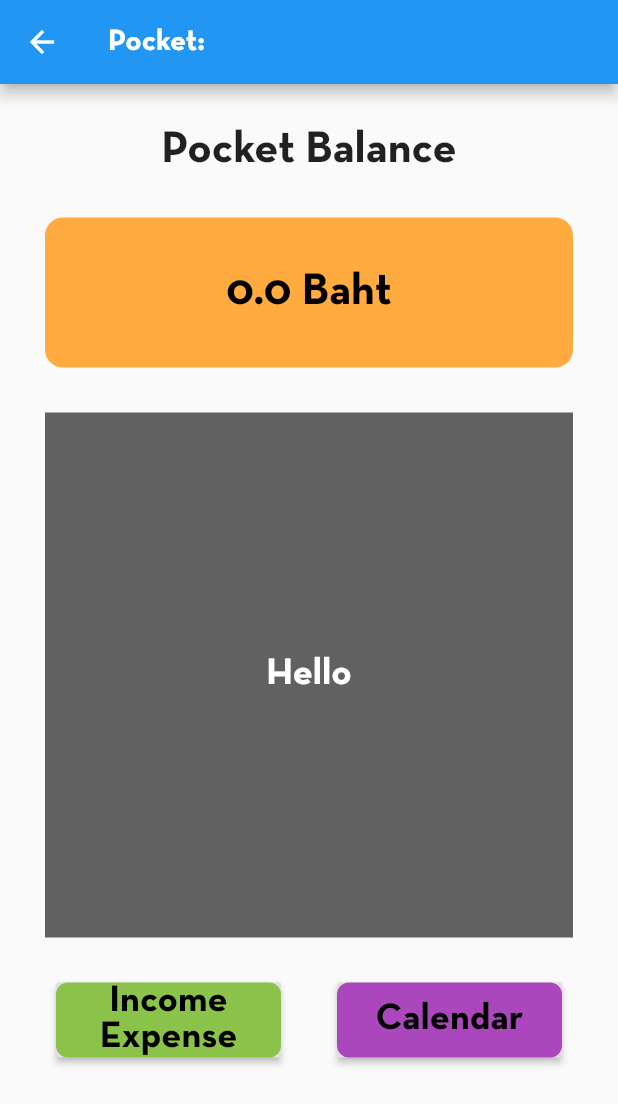
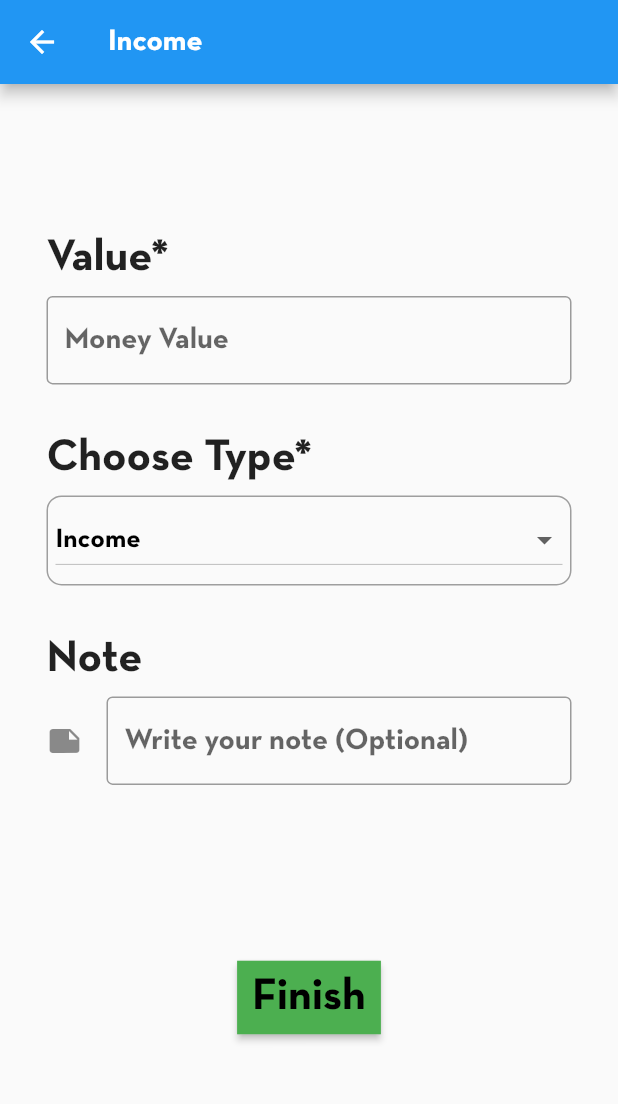
Before and after one commit to SuphasitC/my_ledger_app, a Flutter app: the Interface screen opened directly with empty values, after a tap on an icon or button, on a phone screen of 412 x 824 dp. Shown: the top 1104 px of the screen. Run offline on Flutter 3.47's test engine with Material 2 defaults, Android fonts, the phone set to English and light mode, and no system bars; project files that could hold a hidden picture were left out.

Commit message:
Afterclass commit (14-10-2020)

```diff
--- a/lib/main.dart
+++ b/lib/main.dart
@@ -4,6 +4,8 @@ import 'package:my_ledger_app/presentation/interface.dart';
 import 'package:my_ledger_app/presentation/my_pocket.dart';
 import 'package:my_ledger_app/my_pocket_class.dart';
 import 'package:my_ledger_app/config/routes.dart';
+
+import 'presentation/income_expense.dart';
 
 void main() {
   runApp(MyApp());
@@ -22,6 +24,7 @@ class MyApp extends StatelessWidget {
       ),
       onGenerateRoute: _registerRouteWithParameters,
       // home: MyHomePage(title: 'Flutter Demo Home Page'),
+      // home: Income(),
       home: MyPocket(),
       // home: AddPocketPage(),
       // home: Interface(
@@ -43,5 +46,12 @@ Route _registerRouteWithParameters(RouteSettings settings) {
       return Interface(pocket: pocket);
     });
   }
+  if (settings.name == AppRoutes.incomeExpense) {
+    return MaterialPageRoute(builder: (context) {
+      return Income(
+        pocket: pocket,
+      );
+    });
+  }
   return null;
 }
--- a/lib/presentation/income_expense.dart
+++ b/lib/presentation/income_expense.dart
@@ -0,0 +1,252 @@
+import 'package:flutter/material.dart';
+import 'package:my_ledger_app/my_pocket_class.dart';
+import 'package:my_ledger_app/presentation/drop_down_currencies.dart';
+import '../my_pocket_class.dart';
+import 'drop_down_currencies.dart';
+
+class Income extends StatefulWidget {
+  Pocket pocket;
+  Income({Key key, this.pocket}) : super(key: key);
+
+  @override
+  _IncomeState createState() => _IncomeState();
+}
+
+class _IncomeState extends State<Income> {
+  final moneyFormController = TextEditingController();
+  final myTextController = TextEditingController();
+  double moneyValue;
+  bool validate;
+  String type;
+  Pocket pocket;
+  // final dropDown = DropDownType();
+
+  @override
+  void initState() {
+    super.initState();
+    moneyValue = 0;
+    validate = false;
+    type = 'Income';
+    pocket = widget.pocket;
+  }
+
+  @override
+  void dispose() {
+    myTextController.dispose();
+    super.dispose();
+  }
+
+  @override
+  Widget build(BuildContext context) {
+    return Scaffold(
+      appBar: AppBar(
+        title: Text('Income'),
+      ),
+      resizeToAvoidBottomPadding: false,
+      body: Center(
+        child: Column(
+          mainAxisAlignment: MainAxisAlignment.spaceEvenly,
+          children: <Widget>[
+            Container(
+              width: 350,
+              child: Column(
+                children: [
+                  Align(
+                    alignment: Alignment.centerLeft,
+                    child: Padding(
+                      padding: const EdgeInsets.only(top: 35, bottom: 10),
+                      child: Text(
+                        "Value*",
+                        style: TextStyle(
+                          fontSize: 30,
+                          fontWeight: FontWeight.bold,
+                          // color: Colors.red[400],
+                        ),
+                        // textAlign: TextAlign.left,
+                      ),
+                    ),
+                  ),
+                  TextFormField(
+                    keyboardType: TextInputType.number,
+                    style: TextStyle(fontSize: 20.0, color: Colors.black),
+                    controller: moneyFormController,
+                    onChanged: (text) => {},
+                    decoration: InputDecoration(
+                      border: OutlineInputBorder(
+                          borderSide: BorderSide(color: Colors.teal)),
+                      // icon: Icon(Icons.credit_card),
+                      fillColor: Colors.white,
+                      hintText: 'Money Value',
+                      errorText: validate == true
+                          ? 'Money must not be empty, NaN or minus'
+                          : null,
+                      errorStyle: TextStyle(fontSize: 18),
+                    ),
+                  ),
+                  Align(
+                    alignment: Alignment.centerLeft,
+                    child: Padding(
+                      padding: const EdgeInsets.only(top: 35, bottom: 10),
+                      child: Text(
+                        "Choose Type*",
+                        style: TextStyle(
+                            fontSize: 30, fontWeight: FontWeight.bold),
+                        // textAlign: TextAlign.left,
+                      ),
+                    ),
+                  ),
+                  //Dropdown
+                  Container(
+                    height: 60,
+                    width: 350,
+                    decoration: BoxDecoration(
+                      border: Border.all(
+                        color: Colors.grey,
+                        width: 1,
+                      ),
+                      borderRadius: BorderRadius.all(Radius.circular(10)),
+                    ),
+                    child: Padding(
+                      padding: EdgeInsets.all(5.0),
+                      child: DropdownButton<String>(
+                        isExpanded: true,
+                        value: type,
+                        // icon: Icon(Icons.arrow_downward),
+                        iconSize: 24,
+                        elevation: 16,
+                        style: TextStyle(color: Colors.black),
+                        // underline: Container(
+                        //   height: 1,
+                        //   color: Colors.grey,
+                        // ),
+                        onChanged: (String type) {
+                          setState(() {
+                            this.type = type;
+                          });
+                        },
+                        items: <String>['Income', 'Expense']
+                            .map<DropdownMenuItem<String>>((String value) {
+                          return DropdownMenuItem<String>(
+                            value: value,
+                            child: Text(
+                              value,
+                              style: TextStyle(
+                                  fontSize: 18, fontFamily: 'NeutraText'),
+                              // style: TextStyle(fontSize: 18),
+                            ),
+                          );
+                        }).toList(),
+                      ),
+                    ),
+                  ),
+                  Align(
+                    alignment: Alignment.centerLeft,
+                    child: Padding(
+                      padding: const EdgeInsets.only(top: 35, bottom: 10),
+                      child: Text(
+                        "Note",
+                        style: TextStyle(
+                            fontSize: 30, fontWeight: FontWeight.bold),
+                        // textAlign: TextAlign.left,
+                      ),
+                    ),
+                  ),
+                  TextFormField(
+                    style: TextStyle(fontSize: 20.0, color: Colors.black),
+                    controller: myTextController,
+                    onChanged: (text) => {},
+                    decoration: InputDecoration(
+                      icon: Icon(Icons.note),
+                      border: OutlineInputBorder(
+                          borderSide: BorderSide(color: Colors.teal)),
+                      // icon: Icon(Icons.credit_card),
+                      fillColor: Colors.white,
+                      hintText: 'Write your note (Optional)',
+                      errorText: null,
+                      // validateName == true ? 'Name must not be empty.' : null,
+                      errorStyle: TextStyle(fontSize: 18),
+                      helperStyle: TextStyle(fontSize: 18),
+                    ),
+                  ),
+                ],
+              ),
+            ),
+            Padding(
+              padding: EdgeInsets.only(top: 50),
+              child: RaisedButton(
+                onPressed: () => {
+                  this.setState(() {
+                    moneyFormController.text.isEmpty ||
+                            (double.tryParse(moneyFormController.text) == null)
+                        ? validate = true
+                        : validate = false;
+                  }),
+                  if (!validate)
+                    {
+                      moneyValue = double.parse(moneyFormController.text),
+                      if (type == 'Expense')
+                        {
+                          if (pocket.currentMoney - moneyValue > 0)
+                            {
+                              pocket.currentMoney -= moneyValue,
+                              Navigator.of(context).pop(),
+                            }
+                          else
+                            {
+                              showDialog(
+                                  context: context,
+                                  builder: (BuildContext context) {
+                                    return AlertDialog(
+                                      title: Text("Pocket Balance Error"),
+                                      content: Text(
+                                        "Expense amount > Pocket Balance",
+                                        textAlign: TextAlign.center,
+                                      ),
+                                      actions: <Widget>[
+                                        FlatButton(
+                                          child: Text("OK"),
+                                          onPressed: () => {
+                                            Navigator.of(context).pop(),
+                                          },
+                                        ),
+                                      ],
+                                    );
+                                  })
+                            }
+                        }
+                      else
+                        {
+                          pocket.currentMoney += moneyValue,
+                          Navigator.of(context).pop(),
+                        },
+                    }
+                },
+                textColor: Colors.black,
+                padding: const EdgeInsets.all(0.0),
+                child: Container(
+                  decoration: const BoxDecoration(
+                    color: Colors.green,
+                  ),
+                  padding: const EdgeInsets.all(10.0),
+                  child: const Text('Finish', style: TextStyle(fontSize: 30)),
+                ),
+              ),
+            ),
+            Container(
+              //Money
+              width: 350,
+              child: Column(
+                children: [
+                  // Padding(
+                  //   padding: const EdgeInsets.only(top: 45, bottom: 16),
+                  //   child:
+                  // ),
+                ],
+              ),
+            )
+          ],
+        ),
+      ),
+    );
+  }
+}
--- a/lib/presentation/interface.dart
+++ b/lib/presentation/interface.dart
@@ -1,5 +1,6 @@
 import 'package:flutter/material.dart';
 import 'package:my_ledger_app/my_pocket_class.dart';
+import 'package:my_ledger_app/config/routes.dart';
 
 class Interface extends StatefulWidget {
   final Pocket pocket;
@@ -66,7 +67,7 @@ class _InterfaceState extends State<Interface> {
               padding: EdgeInsets.only(left: 30, right: 30, bottom: 30),
               child: Container(
                 width: 400,
-                height: 350,
+                height: 270,
                 alignment: Alignment.center,
                 decoration: BoxDecoration(
                   // border: Border.all(
@@ -87,7 +88,12 @@ class _InterfaceState extends State<Interface> {
               mainAxisAlignment: MainAxisAlignment.spaceEvenly,
               children: [
                 RaisedButton(
-                  onPressed: () => {},
+                  onPressed: () => {
+                    // Navigator.of(context).pop(),
+                    Navigator.of(context)
+                        .pushNamed(AppRoutes.incomeExpense, arguments: pocket)
+                        .then((value) => this.setState(() {}))
+                  },
                   textColor: Colors.black,
                   child: Container(
                     width: 150,
```
Also changed, not shown: lib/presentation/drop_down_currencies.dart (+26 -23 lines), lib/presentation/pocket_list_view.dart (+29 -3 lines), pubspec.lock.
